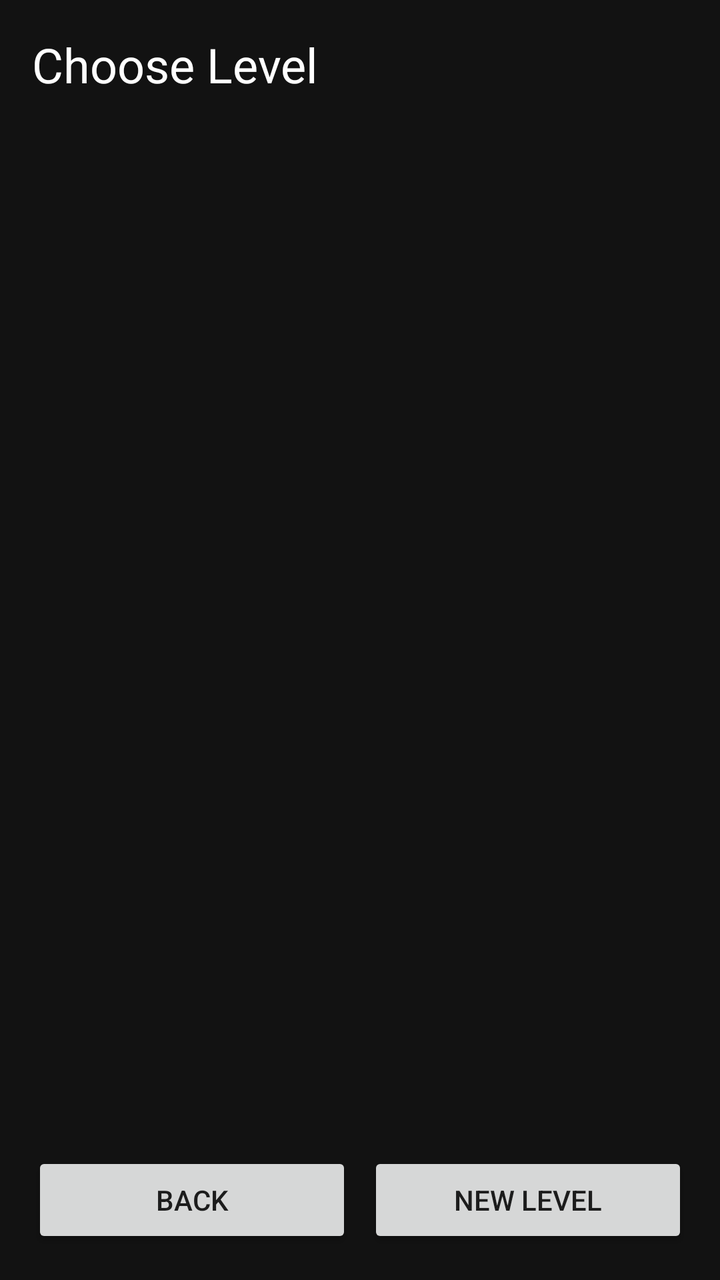
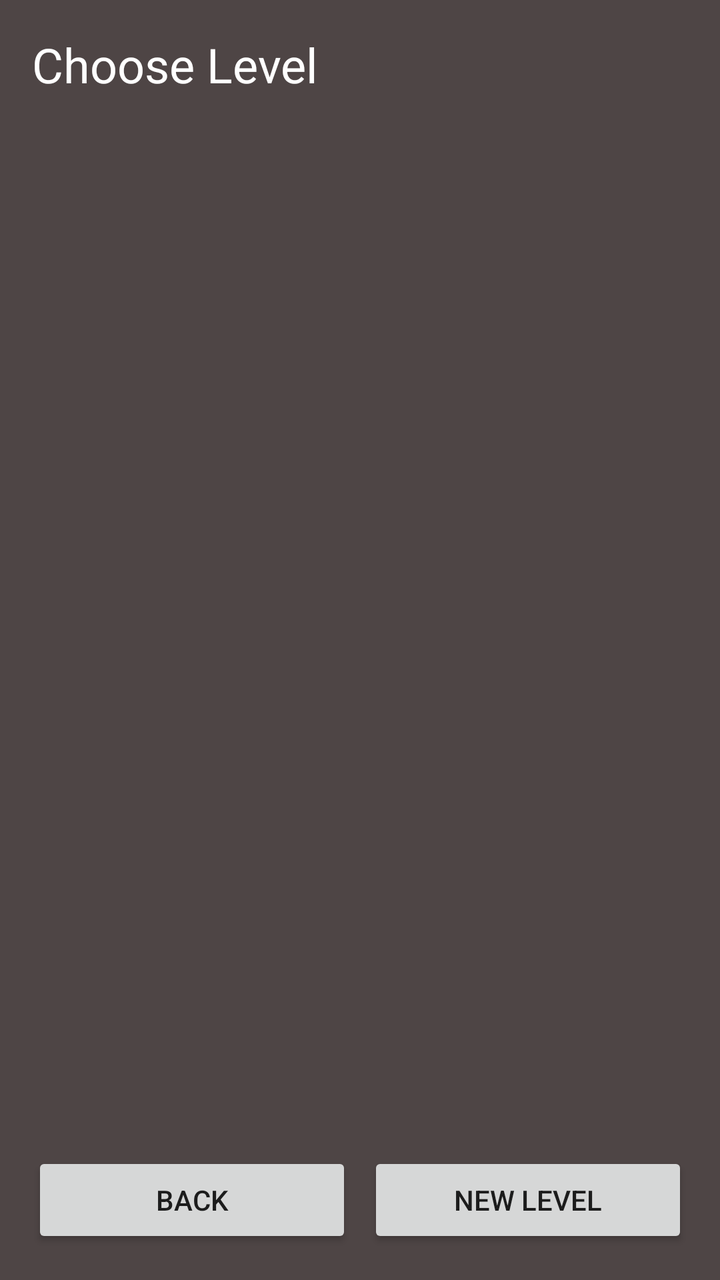

The first picture is an Android layout as it rendered before a commit; the second is the same layout after the commit. The layout source and the unified diff follow.
<!-- AndroidManifest.xml: activity theme Theme.MazeBall -->
<!-- res/layout/activity_level_select.xml -->
<?xml version="1.0" encoding="utf-8"?>
<LinearLayout xmlns:android="http://schemas.android.com/apk/res/android"
    android:orientation="vertical"
    android:layout_width="match_parent"
    android:layout_height="match_parent"
    android:padding="16dp"
    android:background="#121212">

    <TextView
        android:id="@+id/levelSelectTitle"
        android:layout_width="wrap_content"
        android:layout_height="wrap_content"
        android:text="@string/choose_level"
        android:textSize="24sp"
        android:textColor="#FFFFFF"
        android:layout_marginBottom="16dp" />

    <ListView
        android:id="@+id/levelListView"
        android:layout_width="match_parent"
        android:layout_height="0dp"
        android:layout_weight="1"
        android:dividerHeight="1dp" />

    <LinearLayout
        android:layout_width="match_parent"
        android:layout_height="wrap_content"
        android:orientation="horizontal"
        android:gravity="center"
        android:layout_marginTop="16dp">

        <Button
            android:id="@+id/backButton"
            android:layout_width="0dp"
            android:layout_height="wrap_content"
            android:layout_weight="1"
            android:text="@string/back" />

        <Button
            android:id="@+id/newLevelButton"
            android:layout_width="0dp"
            android:layout_height="wrap_content"
            android:layout_weight="1"
            android:text="@string/new_level"
            android:layout_marginStart="8dp" />
    </LinearLayout>

</LinearLayout>
<!-- resources referenced by this layout -->
<resources>
  <string name="back">Back</string>
  <string name="choose_level">Choose Level</string>
  <string name="new_level">New Level</string>
  <style name="Theme.MazeBall" parent="Theme.AppCompat.Light.NoActionBar" />
</resources>

<!-- the commit's change to res/layout/activity_level_select.xml (unified diff, before → after) -->
@@ -4,7 +4,7 @@
     android:layout_width="match_parent"
     android:layout_height="match_parent"
     android:padding="16dp"
-    android:background="#121212">
+    android:background="#4E4545">
 
     <TextView
         android:id="@+id/levelSelectTitle"
